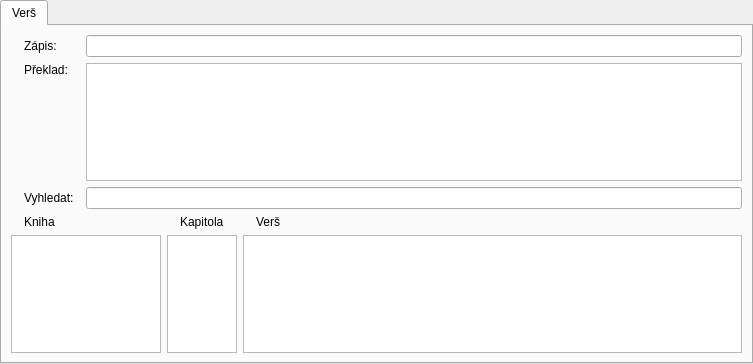
Qt form src/wgt/bibleverseselectionwidget.ui (CZDanol/StrawLumen) before a commit.
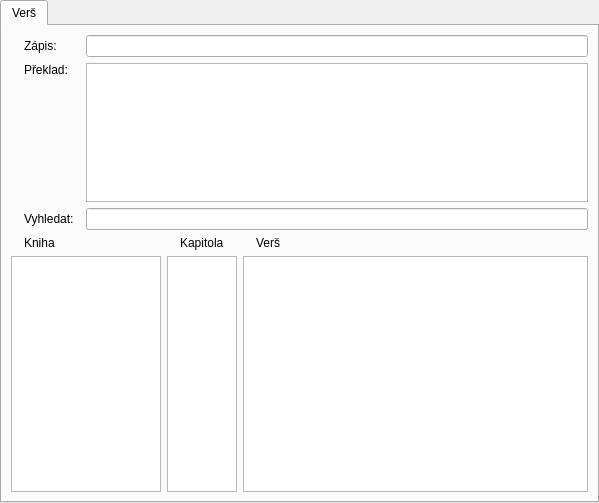
The same form after that commit. Icons and pictures are not drawn. Custom widgets are drawn as their Qt base class.

```diff
--- a/src/wgt/bibleverseselectionwidget.ui
+++ b/src/wgt/bibleverseselectionwidget.ui
@@ -6,8 +6,8 @@
    <rect>
     <x>0</x>
     <y>0</y>
-    <width>753</width>
-    <height>364</height>
+    <width>599</width>
+    <height>503</height>
    </rect>
   </property>
   <property name="windowTitle">
@@ -98,8 +98,40 @@
          </property>
         </widget>
        </item>
+       <item row="1" column="1">
+        <widget class="QLabel" name="label_5">
+         <property name="text">
+          <string>Překlad:</string>
+         </property>
+        </widget>
+       </item>
        <item row="4" column="0" colspan="4">
+        <widget class="QWidget" name="" native="true">
+         <property name="sizePolicy">
+          <sizepolicy hsizetype="Preferred" vsizetype="Expanding">
+           <horstretch>0</horstretch>
+           <verstretch>1</verstretch>
+          </sizepolicy>
+         </property>
+         <property name="minimumSize">
+          <size>
+           <width>0</width>
+           <height>256</height>
+          </size>
+         </property>
         <layout class="QGridLayout" name="gridLayout_2">
+          <property name="leftMargin">
+           <number>0</number>
+          </property>
+          <property name="topMargin">
+           <number>0</number>
+          </property>
+          <property name="rightMargin">
+           <number>0</number>
+          </property>
+          <property name="bottomMargin">
+           <number>0</number>
+          </property>
          <item row="1" column="0" colspan="2">
           <widget class="QListView" name="lstBooks">
            <property name="sizePolicy">
@@ -252,11 +284,15 @@
           </widget>
          </item>
         </layout>
+        </widget>
        </item>
-       <item row="1" column="1">
-        <widget class="QLabel" name="label_5">
-         <property name="text">
-          <string>Překlad:</string>
+       <item row="1" column="3" rowspan="2">
+        <widget class="BibleTranslationListBox" name="lstBibleTranslations">
+         <property name="sizePolicy">
+          <sizepolicy hsizetype="Expanding" vsizetype="Preferred">
+           <horstretch>0</horstretch>
+           <verstretch>0</verstretch>
+          </sizepolicy>
          </property>
         </widget>
        </item>
@@ -265,17 +301,17 @@
          <property name="orientation">
           <enum>Qt::Vertical</enum>
          </property>
+         <property name="sizeType">
+          <enum>QSizePolicy::Expanding</enum>
+         </property>
          <property name="sizeHint" stdset="0">
           <size>
            <width>20</width>
-           <height>40</height>
+           <height>10</height>
           </size>
          </property>
         </spacer>
        </item>
-       <item row="1" column="3" rowspan="2">
-        <widget class="BibleTranslationListBox" name="lstBibleTranslations"/>
-       </item>
       </layout>
      </widget>
     </widget>
```
Lines whose indentation alone changed are shown as unchanged.
